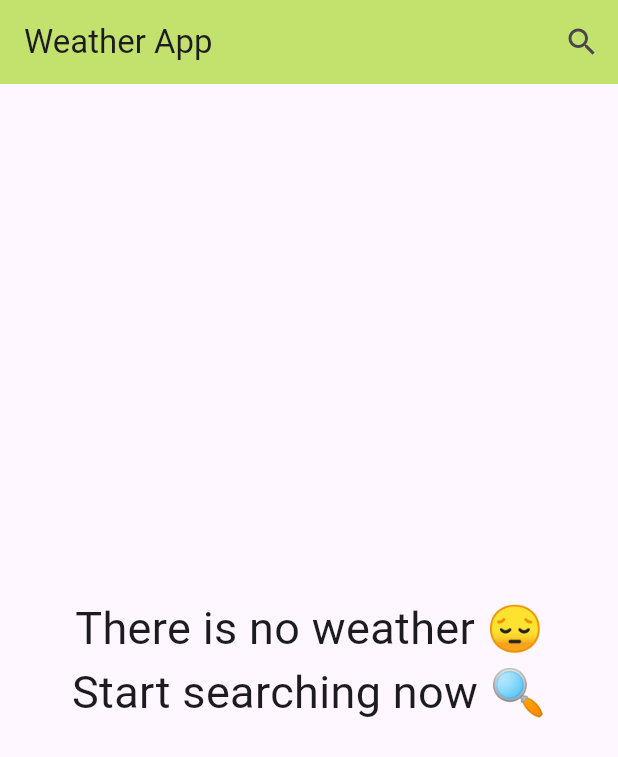
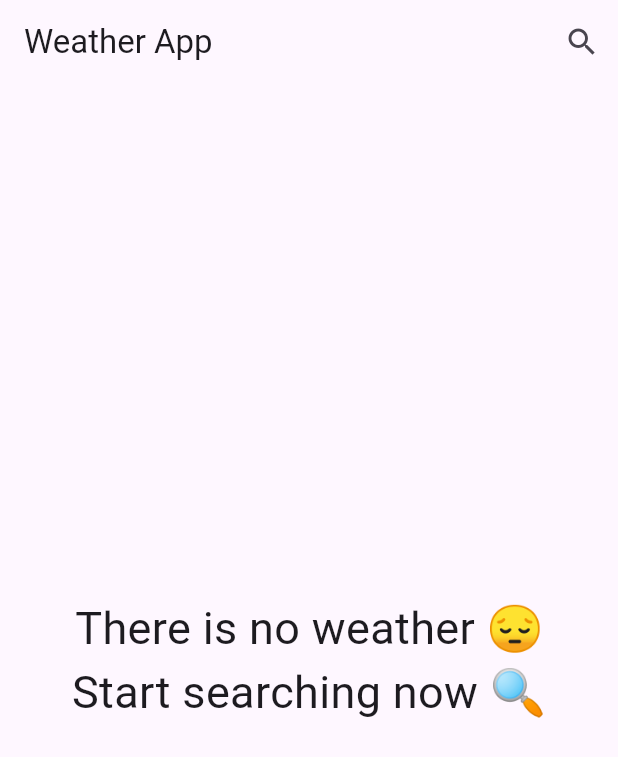
Before and after one commit to naderwael1/cubit_treanning, a Flutter app: the screen it shows after launch, on a phone screen of 412 x 824 dp. Shown: the top 757 px of the screen. Run offline on Flutter 3.47's test engine with Material 3 defaults, Android fonts, the phone set to English and light mode, and no system bars; our stand-ins replace flutter_bloc.

Commit message:
add all work

```diff
--- a/weater_app/lib/cubits/weather_cubit.dart
+++ b/weater_app/lib/cubits/weather_cubit.dart
@@ -1,6 +1,23 @@
 import 'package:flutter_bloc/flutter_bloc.dart';
 import 'package:weather_app/cubits/wheater_state.dart';
+import 'package:weather_app/models/weather_model.dart';
+import 'package:weather_app/services/weather_service.dart';
 
 class WeatherCubit extends Cubit<WeatherState> {
-  WeatherCubit() : super(WeatherLoading());
+  WeatherCubit(this.weatherService) : super(WeatherInitial());
+  WeatherService weatherService;
+
+  WeatherModel? weatherModel;
+  String? cityName;
+  void getWeather({required String cityName}) async {
+    emit(WeatherLoading());
+    try {
+      weatherModel = await weatherService.getWeather(cityName: cityName);
+      emit(WeatherSuccess());
+    } on Exception catch (e) {
+      emit(WeatherFailure());
+    }
+  }
 }
+//take object from Weather service class to can use get function and take object from model and pass data from get function
+//to weather model
--- a/weater_app/lib/cubits/wheater_state.dart
+++ b/weater_app/lib/cubits/wheater_state.dart
@@ -1,4 +1,6 @@
 abstract class WeatherState {}
+
+class WeatherInitial extends WeatherState {}
 
 class WeatherLoading extends WeatherState {}
 
--- a/weater_app/lib/main.dart
+++ b/weater_app/lib/main.dart
@@ -1,23 +1,33 @@
 import 'package:flutter/material.dart';
+import 'package:flutter_bloc/flutter_bloc.dart';
 import 'package:provider/provider.dart';
+import 'package:weather_app/cubits/weather_cubit.dart';
+import 'package:weather_app/cubits/wheater_state.dart';
 import 'package:weather_app/models/weather_model.dart';
 import 'package:weather_app/pages/home_page.dart';
 import 'package:weather_app/providers/weather_provider.dart';
+import 'package:weather_app/services/weather_service.dart';
 
 void main() {
-  runApp(ChangeNotifierProvider(
-     create: (context) {
-        return WeatherProvider();
+  runApp(BlocProvider(
+      create: (context) {
+        return WeatherCubit(WeatherService());
       },
-    child: WeatherApp()));
+      child: WeatherApp()));
 }
 
 class WeatherApp extends StatelessWidget {
   @override
   Widget build(BuildContext context) {
     return MaterialApp(
+      debugShowCheckedModeBanner: false,
       theme: ThemeData(
-      primarySwatch: Provider.of<WeatherProvider>(context).weatherData == null ?  Colors.blue : Provider.of<WeatherProvider>(context).weatherData!.getThemeColor()  ,
+        primaryColor:
+            BlocProvider.of<WeatherCubit>(context).weatherModel != null
+                ? BlocProvider.of<WeatherCubit>(context)
+                    .weatherModel!
+                    .getThemeColor()
+                : Colors.blue,
       ),
       home: HomePage(),
     );
--- a/weater_app/lib/pages/home_page.dart
+++ b/weater_app/lib/pages/home_page.dart
@@ -1,38 +1,28 @@
 import 'package:flutter/cupertino.dart';
 import 'package:flutter/material.dart';
+import 'package:flutter_bloc/flutter_bloc.dart';
 import 'package:provider/provider.dart';
+import 'package:weather_app/cubits/weather_cubit.dart';
+import 'package:weather_app/cubits/wheater_state.dart';
 import 'package:weather_app/main.dart';
 import 'package:weather_app/models/weather_model.dart';
 import 'package:weather_app/pages/search_page.dart';
 import 'package:weather_app/providers/weather_provider.dart';
 
-class HomePage extends StatefulWidget {
-  const HomePage({Key? key}) : super(key: key);
-
-  @override
-  State<HomePage> createState() => _HomePageState();
-}
-
-class _HomePageState extends State<HomePage> {
-  void updateUi() {
-    setState(() {});
-  }
-
+class HomePage extends StatelessWidget {
   WeatherModel? weatherData;
   @override
   Widget build(BuildContext context) {
-    weatherData = Provider.of<WeatherProvider>(context).weatherData;
     return MaterialApp(
         debugShowCheckedModeBanner: false, // Disable the debug banner
         home: Scaffold(
             appBar: AppBar(
-          backgroundColor:
-              const Color.fromARGB(255, 195, 226, 109), // Set an opaque color
               actions: [
                 IconButton(
                   onPressed: () {
-                Navigator.push(context, MaterialPageRoute(builder: (context) {
-                  return SearchPage(updateUi: updateUi);
+                    Navigator.push(context,
+                        MaterialPageRoute(builder: (context) {
+                      return SearchPage();
                     }));
                   },
                   icon: const Icon(Icons.search),
@@ -40,8 +30,32 @@ class _HomePageState extends State<HomePage> {
               ],
               title: const Text('Weather App'),
             ),
-        body: weatherData == null
-            ? const Center(
+            body: BlocBuilder<WeatherCubit, WeatherState>(
+                builder: (context, state) {
+              if (state is WeatherLoading) {
+                return const Center(child: CircularProgressIndicator());
+              } else if (state is WeatherSuccess) {
+                weatherData =
+                    BlocProvider.of<WeatherCubit>(context).weatherModel;
+                return SuccessBody(weatherData: weatherData);
+              } else if (state is WeatherFailure) {
+                return const Center(
+                    child: Text('Some thing is worng please try again '));
+              } else {
+                return const difultBody();
+              }
+            })));
+  }
+}
+
+class difultBody extends StatelessWidget {
+  const difultBody({
+    Key? key,
+  }) : super(key: key);
+
+  @override
+  Widget build(BuildContext context) {
+    return const Center(
       child: Column(
         mainAxisSize: MainAxisSize.min,
         children: [
@@ -55,8 +69,21 @@ class _HomePageState extends State<HomePage> {
           ),
         ],
       ),
-              )
-            : Container(
+    );
+  }
+}
+
+class SuccessBody extends StatelessWidget {
+  const SuccessBody({
+    Key? key,
+    required this.weatherData,
+  }) : super(key: key);
+
+  final WeatherModel? weatherData;
+
+  @override
+  Widget build(BuildContext context) {
+    return Container(
       decoration: BoxDecoration(
         gradient: LinearGradient(
           colors: [
@@ -73,7 +100,7 @@ class _HomePageState extends State<HomePage> {
         children: [
           const Spacer(flex: 3),
           Text(
-                      Provider.of<WeatherProvider>(context).cityName!,
+            BlocProvider.of<WeatherCubit>(context).cityName!,
             style: const TextStyle(
               fontSize: 32,
               fontWeight: FontWeight.bold,
@@ -114,8 +141,6 @@ class _HomePageState extends State<HomePage> {
           const Spacer(flex: 5),
         ],
       ),
-              ),
-      ),
     );
   }
 }
```
Also changed, not shown: weater_app/lib/pages/search_page.dart (+21 -27 lines). Lines whose indentation alone changed are shown as unchanged.
